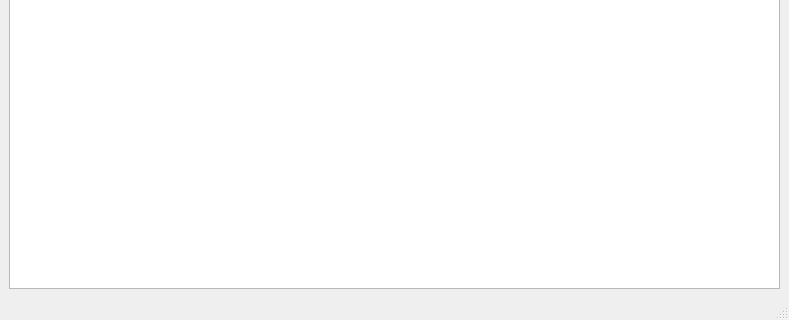
This is mainwindow.ui in Jantero93/Qt_Harkka as Qt 5 draws it before an edit; both pictures show x 0 to 789 and y 173 to 493 of the 789 by 493 pixel window. The edited form follows.
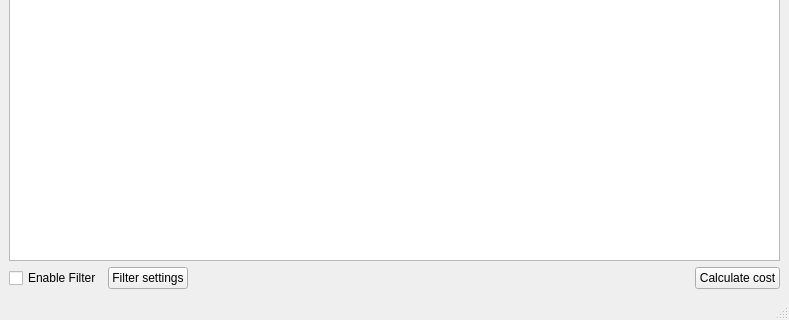
This is the edited form.

Commit message: paranneltu view. valitsee koko rivin ja vain yhden rivin

```diff
--- a/mainwindow.ui
+++ b/mainwindow.ui
@@ -20,8 +20,46 @@
   </property>
   <widget class="QWidget" name="centralwidget">
    <layout class="QGridLayout" name="gridLayout">
-    <item row="0" column="0">
-     <widget class="QTableView" name="tableView"/>
+    <item row="0" column="0" colspan="4">
+     <widget class="QTableView" name="tableView">
+      <property name="showGrid">
+       <bool>false</bool>
+      </property>
+     </widget>
+    </item>
+    <item row="1" column="0">
+     <widget class="QCheckBox" name="checkBox_EnableFilter">
+      <property name="text">
+       <string>Enable Filter</string>
+      </property>
+     </widget>
+    </item>
+    <item row="1" column="3">
+     <widget class="QPushButton" name="pushButton_Cost">
+      <property name="text">
+       <string>Calculate cost</string>
+      </property>
+     </widget>
+    </item>
+    <item row="1" column="1">
+     <widget class="QPushButton" name="pushButton_Filter">
+      <property name="text">
+       <string>Filter settings</string>
+      </property>
+     </widget>
+    </item>
+    <item row="1" column="2">
+     <spacer name="horizontalSpacer">
+      <property name="orientation">
+       <enum>Qt::Horizontal</enum>
+      </property>
+      <property name="sizeHint" stdset="0">
+       <size>
+        <width>40</width>
+        <height>20</height>
+       </size>
+      </property>
+     </spacer>
     </item>
    </layout>
   </widget>
```
The commit also changes 4 other files.
